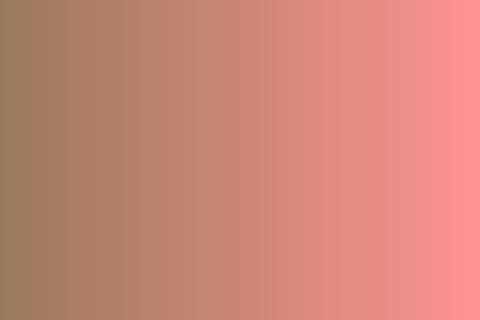
First picture: the form in DCM/interface/mode.ui, repository patrickkosierb/3K04_DCM, before the edit; both pictures show x 720 to 1200 and y 480 to 800 of the 1200 by 800 pixel window.
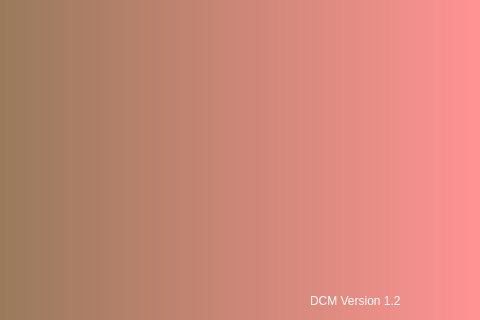
Second picture: the form after the edit.

Diff of the .ui file:
```diff
--- a/DCM/interface/mode.ui
+++ b/DCM/interface/mode.ui
@@ -308,6 +308,23 @@
      <string>Access Modes</string>
     </property>
    </widget>
+   <widget class="QLabel" name="label2_10">
+    <property name="geometry">
+     <rect>
+      <x>1030</x>
+      <y>770</y>
+      <width>181</width>
+      <height>21</height>
+     </rect>
+    </property>
+    <property name="styleSheet">
+     <string notr="true">font: 10pt &quot;Arial&quot;; color:rgb(255, 255, 255)
+</string>
+    </property>
+    <property name="text">
+     <string>DCM Version 1.2</string>
+    </property>
+   </widget>
   </widget>
  </widget>
  <resources/>
```
